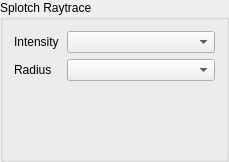
This is paraview/pqSplotchRaytraceDisplayPanelDecorator.ui in biddisco/splotch as Qt 5 draws it before an edit. The edited form follows.
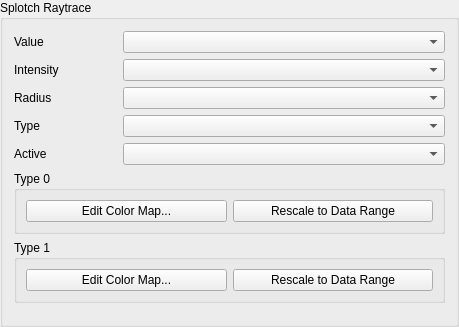
This is the edited form.

Commit message: Add vars for scalars/etc and start to create a panel that we can use for matter types

The edit to the form file:
```diff
--- a/paraview/pqSplotchRaytraceDisplayPanelDecorator.ui
+++ b/paraview/pqSplotchRaytraceDisplayPanelDecorator.ui
@@ -6,8 +6,8 @@
    <rect>
     <x>0</x>
     <y>0</y>
-    <width>229</width>
-    <height>162</height>
+    <width>459</width>
+    <height>327</height>
    </rect>
   </property>
   <property name="windowTitle">
@@ -17,14 +17,14 @@
    <string>Splotch Raytrace</string>
   </property>
   <layout class="QGridLayout">
-   <item row="0" column="0">
+   <item row="2" column="0">
     <widget class="QLabel" name="IntensityLabel">
      <property name="text">
       <string>Intensity</string>
      </property>
     </widget>
    </item>
-   <item row="2" column="1" colspan="2">
+   <item row="8" column="0" colspan="4">
     <spacer name="verticalSpacer_2">
      <property name="orientation">
       <enum>Qt::Vertical</enum>
@@ -37,45 +37,95 @@
      </property>
     </spacer>
    </item>
-   <item row="2" column="3">
-    <spacer name="verticalSpacer_3">
-     <property name="orientation">
-      <enum>Qt::Vertical</enum>
-     </property>
-     <property name="sizeHint" stdset="0">
-      <size>
-       <width>20</width>
-       <height>40</height>
-      </size>
-     </property>
-    </spacer>
-   </item>
-   <item row="2" column="0">
-    <spacer name="verticalSpacer">
-     <property name="orientation">
-      <enum>Qt::Vertical</enum>
-     </property>
-     <property name="sizeHint" stdset="0">
-      <size>
-       <width>20</width>
-       <height>40</height>
-      </size>
-     </property>
-    </spacer>
-   </item>
-   <item row="1" column="0">
+   <item row="3" column="0">
     <widget class="QLabel" name="RadiusArrayLabel">
      <property name="text">
       <string>Radius</string>
      </property>
     </widget>
    </item>
-   <item row="0" column="1" colspan="3">
+   <item row="2" column="1" colspan="3">
     <widget class="QComboBox" name="IntensityArray"/>
    </item>
-   <item row="1" column="1" colspan="3">
+   <item row="3" column="1" colspan="3">
     <widget class="QComboBox" name="RadiusArray"/>
    </item>
+   <item row="4" column="1" colspan="3">
+    <widget class="QComboBox" name="TypeArray"/>
+   </item>
+   <item row="4" column="0">
+    <widget class="QLabel" name="TypeArrayLabel">
+     <property name="text">
+      <string>Type</string>
+     </property>
+    </widget>
+   </item>
+   <item row="5" column="1" colspan="3">
+    <widget class="QComboBox" name="ActiveArray"/>
+   </item>
+   <item row="5" column="0">
+    <widget class="QLabel" name="ActiveArrayLabel">
+     <property name="text">
+      <string>Active</string>
+     </property>
+    </widget>
+   </item>
+   <item row="0" column="1" colspan="3">
+    <widget class="QComboBox" name="ValueArray"/>
+   </item>
+   <item row="0" column="0">
+    <widget class="QLabel" name="ValueArrayLabel">
+     <property name="text">
+      <string>Value</string>
+     </property>
+    </widget>
+   </item>
+   <item row="6" column="0" colspan="4">
+    <widget class="QGroupBox" name="groupBox">
+     <property name="title">
+      <string>Type 0</string>
+     </property>
+     <layout class="QGridLayout" name="gridLayout">
+      <item row="0" column="0">
+       <widget class="QPushButton" name="EditColorMapButton0">
+        <property name="text">
+         <string>Edit Color Map...</string>
+        </property>
+       </widget>
+      </item>
+      <item row="0" column="1">
+       <widget class="QPushButton" name="RescaleButton0">
+        <property name="text">
+         <string>Rescale to Data Range</string>
+        </property>
+       </widget>
+      </item>
+     </layout>
+    </widget>
+   </item>
+   <item row="7" column="0" colspan="4">
+    <widget class="QGroupBox" name="groupBox_2">
+     <property name="title">
+      <string>Type 1</string>
+     </property>
+     <layout class="QGridLayout" name="gridLayout_2">
+      <item row="0" column="0">
+       <widget class="QPushButton" name="EditColorMapButton1">
+        <property name="text">
+         <string>Edit Color Map...</string>
+        </property>
+       </widget>
+      </item>
+      <item row="0" column="1">
+       <widget class="QPushButton" name="RescaleButton1">
+        <property name="text">
+         <string>Rescale to Data Range</string>
+        </property>
+       </widget>
+      </item>
+     </layout>
+    </widget>
+   </item>
   </layout>
  </widget>
  <resources/>
```
The commit also changes 3 other files.
